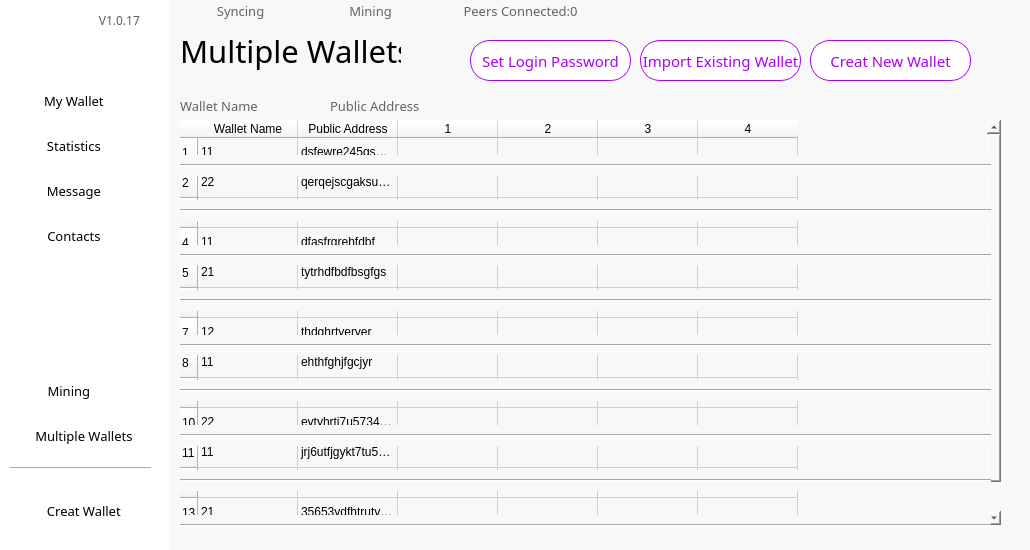
Old version of the form Mainform_QT.ui in the repository sleewa/WaltonWallet_Mac.
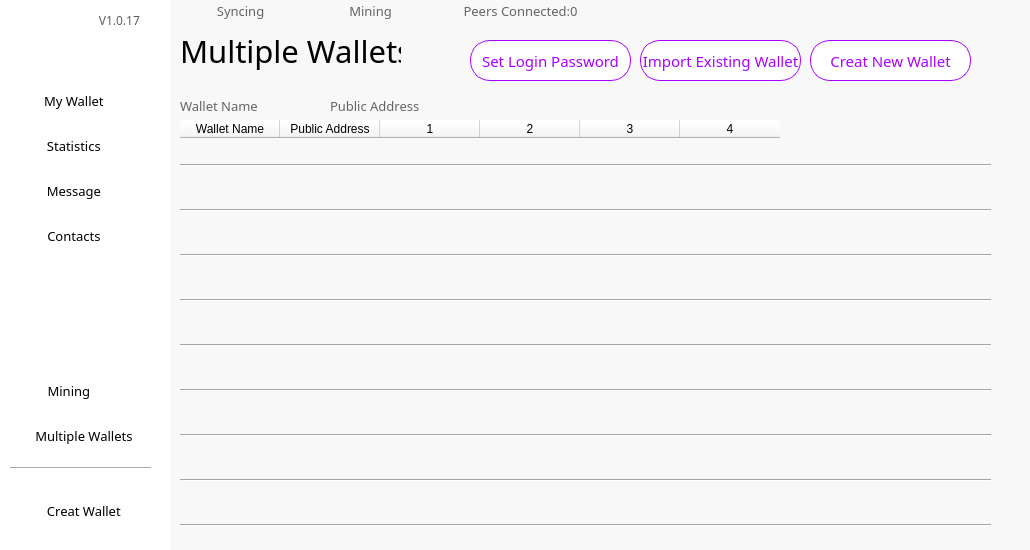
New version of the form. The open tabs and pages were chosen to show the change. Icons and pictures are not drawn.

Diff of the .ui file:
```diff
--- a/Mainform_QT.ui
+++ b/Mainform_QT.ui
@@ -6058,71 +6058,6 @@
      <property name="styleSheet">
       <string notr="true">border:0px;</string>
      </property>
-     <row>
-      <property name="text">
-       <string>1</string>
-      </property>
-     </row>
-     <row>
-      <property name="text">
-       <string>2</string>
-      </property>
-     </row>
-     <row>
-      <property name="text">
-       <string>3</string>
-      </property>
-     </row>
-     <row>
-      <property name="text">
-       <string>4</string>
-      </property>
-     </row>
-     <row>
-      <property name="text">
-       <string>5</string>
-      </property>
-     </row>
-     <row>
-      <property name="text">
-       <string>6</string>
-      </property>
-     </row>
-     <row>
-      <property name="text">
-       <string>7</string>
-      </property>
-     </row>
-     <row>
-      <property name="text">
-       <string>8</string>
-      </property>
-     </row>
-     <row>
-      <property name="text">
-       <string>9</string>
-      </property>
-     </row>
-     <row>
-      <property name="text">
-       <string>10</string>
-      </property>
-     </row>
-     <row>
-      <property name="text">
-       <string>11</string>
-      </property>
-     </row>
-     <row>
-      <property name="text">
-       <string>12</string>
-      </property>
-     </row>
-     <row>
-      <property name="text">
-       <string>13</string>
-      </property>
-     </row>
      <column>
       <property name="text">
        <string>Wallet Name</string>
@@ -6153,136 +6088,6 @@
        <string>4</string>
       </property>
      </column>
-     <item row="0" column="0">
-      <property name="text">
-       <string>11</string>
-      </property>
-     </item>
-     <item row="0" column="1">
-      <property name="text">
-       <string>dsfewre245gsgweqeq</string>
-      </property>
-     </item>
-     <item row="1" column="0">
-      <property name="text">
-       <string>22</string>
-      </property>
-     </item>
-     <item row="1" column="1">
-      <property name="text">
-       <string>qerqejscgaksudtqo</string>
-      </property>
-     </item>
-     <item row="2" column="0">
-      <property name="text">
-       <string>12</string>
-      </property>
-     </item>
-     <item row="2" column="1">
-      <property name="text">
-       <string>asdqwr222222eAD</string>
-      </property>
-     </item>
-     <item row="3" column="0">
-      <property name="text">
-       <string>11</string>
-      </property>
-     </item>
-     <item row="3" column="1">
-      <property name="text">
-       <string>dfasfrgrehfdbf</string>
-      </property>
-     </item>
-     <item row="4" column="0">
-      <property name="text">
-       <string>21</string>
-      </property>
-     </item>
-     <item row="4" column="1">
-      <property name="text">
-       <string>tytrhdfbdfbsgfgs</string>
-      </property>
-     </item>
-     <item row="5" column="0">
-      <property name="text">
-       <string>22</string>
-      </property>
-     </item>
-     <item row="5" column="1">
-      <property name="text">
-       <string>sgrytjhfgjghjktyu</string>
-      </property>
-     </item>
-     <item row="6" column="0">
-      <property name="text">
-       <string>12</string>
-      </property>
-     </item>
-     <item row="6" column="1">
-      <property name="text">
-       <string>thdghrtyeryer</string>
-      </property>
-     </item>
-     <item row="7" column="0">
-      <property name="text">
-       <string>11</string>
-      </property>
-     </item>
-     <item row="7" column="1">
-      <property name="text">
-       <string>ehthfghjfgcjyr</string>
-      </property>
-     </item>
-     <item row="8" column="0">
-      <property name="text">
-       <string>21</string>
-      </property>
-     </item>
-     <item row="8" column="1">
-      <property name="text">
-       <string>dhethtfj6767yru67543</string>
-      </property>
-     </item>
-     <item row="9" column="0">
-      <property name="text">
-       <string>22</string>
-      </property>
-     </item>
-     <item row="9" column="1">
-      <property name="text">
-       <string>eytyhrtj7u573462te</string>
-      </property>
-     </item>
-     <item row="10" column="0">
-      <property name="text">
-       <string>11</string>
-      </property>
-     </item>
-     <item row="10" column="1">
-      <property name="text">
-       <string>jrj6utfjgykt7tu57ey4y</string>
-      </property>
-     </item>
-     <item row="11" column="0">
-      <property name="text">
-       <string>12</string>
-      </property>
-     </item>
-     <item row="11" column="1">
-      <property name="text">
-       <string>gyetyrth6y46746uthy</string>
-      </property>
-     </item>
-     <item row="12" column="0">
-      <property name="text">
-       <string>21</string>
-      </property>
-     </item>
-     <item row="12" column="1">
-      <property name="text">
-       <string>35653ydfhtrutyiu7i67k</string>
-      </property>
-     </item>
     </widget>
     <widget class="QLabel" name="label_49">
      <property name="geometry">
```
Left out of the diff: 101 changed lines with no effect on the pictures.
